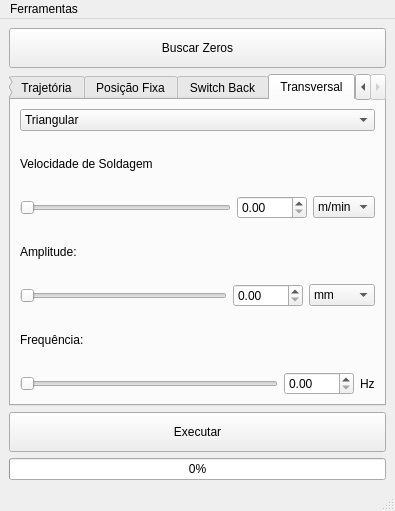
This is Source/ui/mainwindow.ui in rafaelppires/weldway as Qt 5 draws it before an edit. The edited form follows.
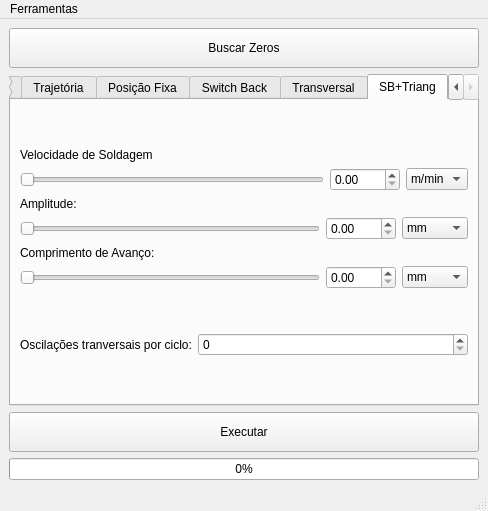
This is the edited form.

```diff
--- a/Source/ui/mainwindow.ui
+++ b/Source/ui/mainwindow.ui
@@ -6,7 +6,7 @@
    <rect>
     <x>0</x>
     <y>0</y>
-    <width>395</width>
+    <width>488</width>
     <height>511</height>
    </rect>
   </property>
@@ -33,7 +33,7 @@
       <item>
        <widget class="QTabWidget" name="tabWidget">
         <property name="currentIndex">
-         <number>4</number>
+         <number>5</number>
         </property>
         <widget class="QWidget" name="tab_5">
          <attribute name="title">
@@ -826,7 +826,7 @@
           <string>Transversal</string>
          </attribute>
          <layout class="QGridLayout" name="gridLayout_14">
-          <item row="1" column="0">
+          <item row="3" column="0">
            <layout class="QGridLayout" name="gridLayout_12">
             <item row="1" column="0">
              <widget class="QSlider" name="trWeldSpeedSlider">
@@ -881,7 +881,7 @@
             </item>
            </layout>
           </item>
-          <item row="2" column="0">
+          <item row="4" column="0">
            <layout class="QGridLayout" name="gridLayout_6">
             <item row="1" column="0">
              <widget class="QSlider" name="trAmplitudeSlider">
@@ -947,7 +947,7 @@
             </item>
            </layout>
           </item>
-          <item row="3" column="0">
+          <item row="5" column="0">
            <layout class="QGridLayout" name="gridLayout_13">
             <item row="1" column="2">
              <widget class="QLabel" name="label_15">
@@ -985,7 +985,7 @@
             </item>
            </layout>
           </item>
-          <item row="0" column="0">
+          <item row="1" column="0">
            <layout class="QHBoxLayout" name="horizontalLayout_4">
             <item>
              <widget class="QComboBox" name="transvTrajectoryComboBox">
@@ -1008,6 +1008,292 @@
             </item>
            </layout>
           </item>
+          <item row="0" column="0">
+           <spacer name="verticalSpacer_7">
+            <property name="orientation">
+             <enum>Qt::Vertical</enum>
+            </property>
+            <property name="sizeHint" stdset="0">
+             <size>
+              <width>20</width>
+              <height>40</height>
+             </size>
+            </property>
+           </spacer>
+          </item>
+          <item row="6" column="0">
+           <spacer name="verticalSpacer_8">
+            <property name="orientation">
+             <enum>Qt::Vertical</enum>
+            </property>
+            <property name="sizeHint" stdset="0">
+             <size>
+              <width>20</width>
+              <height>40</height>
+             </size>
+            </property>
+           </spacer>
+          </item>
+          <item row="2" column="0">
+           <spacer name="verticalSpacer_9">
+            <property name="orientation">
+             <enum>Qt::Vertical</enum>
+            </property>
+            <property name="sizeHint" stdset="0">
+             <size>
+              <width>20</width>
+              <height>40</height>
+             </size>
+            </property>
+           </spacer>
+          </item>
+         </layout>
+        </widget>
+        <widget class="QWidget" name="tab_6">
+         <attribute name="title">
+          <string>SB+Triang</string>
+         </attribute>
+         <layout class="QGridLayout" name="gridLayout_18">
+          <item row="4" column="0">
+           <spacer name="verticalSpacer_3">
+            <property name="orientation">
+             <enum>Qt::Vertical</enum>
+            </property>
+            <property name="sizeHint" stdset="0">
+             <size>
+              <width>20</width>
+              <height>40</height>
+             </size>
+            </property>
+           </spacer>
+          </item>
+          <item row="6" column="0">
+           <spacer name="verticalSpacer_4">
+            <property name="orientation">
+             <enum>Qt::Vertical</enum>
+            </property>
+            <property name="sizeHint" stdset="0">
+             <size>
+              <width>20</width>
+              <height>40</height>
+             </size>
+            </property>
+           </spacer>
+          </item>
+          <item row="1" column="0">
+           <layout class="QGridLayout" name="gridLayout_16">
+            <item row="1" column="0">
+             <widget class="QSlider" name="sbtWeldSpeedSlider">
+              <property name="maximum">
+               <number>300</number>
+              </property>
+              <property name="orientation">
+               <enum>Qt::Horizontal</enum>
+              </property>
+             </widget>
+            </item>
+            <item row="1" column="2">
+             <widget class="QComboBox" name="sbtWeldSpeedUnitComboBox">
+              <item>
+               <property name="text">
+                <string>m/min</string>
+               </property>
+              </item>
+              <item>
+               <property name="text">
+                <string>mm/s</string>
+               </property>
+              </item>
+              <item>
+               <property name="text">
+                <string>rpm</string>
+               </property>
+              </item>
+              <item>
+               <property name="text">
+                <string>rps</string>
+               </property>
+              </item>
+             </widget>
+            </item>
+            <item row="0" column="0">
+             <widget class="QLabel" name="label_23">
+              <property name="text">
+               <string>Velocidade de Soldagem</string>
+              </property>
+             </widget>
+            </item>
+            <item row="1" column="1">
+             <widget class="QDoubleSpinBox" name="sbtWeldSpeedSpinBox">
+              <property name="minimumSize">
+               <size>
+                <width>70</width>
+                <height>0</height>
+               </size>
+              </property>
+             </widget>
+            </item>
+           </layout>
+          </item>
+          <item row="5" column="0">
+           <layout class="QFormLayout" name="formLayout_2">
+            <item row="0" column="0">
+             <widget class="QLabel" name="label_21">
+              <property name="text">
+               <string>Oscilações tranversais por ciclo:</string>
+              </property>
+             </widget>
+            </item>
+            <item row="0" column="1">
+             <widget class="QSpinBox" name="sbtOscCountSpinBox"/>
+            </item>
+           </layout>
+          </item>
+          <item row="2" column="0">
+           <layout class="QGridLayout" name="gridLayout_15">
+            <item row="1" column="2">
+             <widget class="QComboBox" name="sbtAmplitudeUnitComboBox">
+              <property name="sizeIncrement">
+               <size>
+                <width>0</width>
+                <height>0</height>
+               </size>
+              </property>
+              <item>
+               <property name="text">
+                <string>mm</string>
+               </property>
+              </item>
+              <item>
+               <property name="text">
+                <string>cm</string>
+               </property>
+              </item>
+              <item>
+               <property name="text">
+                <string>m</string>
+               </property>
+              </item>
+              <item>
+               <property name="text">
+                <string>pulsos</string>
+               </property>
+              </item>
+              <item>
+               <property name="text">
+                <string>&quot;</string>
+               </property>
+              </item>
+             </widget>
+            </item>
+            <item row="1" column="0">
+             <widget class="QSlider" name="sbtAmplitudeSlider">
+              <property name="maximum">
+               <number>300</number>
+              </property>
+              <property name="orientation">
+               <enum>Qt::Horizontal</enum>
+              </property>
+             </widget>
+            </item>
+            <item row="1" column="1">
+             <widget class="QDoubleSpinBox" name="sbtAmplitudeSpinBox">
+              <property name="minimumSize">
+               <size>
+                <width>70</width>
+                <height>0</height>
+               </size>
+              </property>
+             </widget>
+            </item>
+            <item row="0" column="0">
+             <widget class="QLabel" name="label_22">
+              <property name="text">
+               <string>Amplitude:</string>
+              </property>
+             </widget>
+            </item>
+           </layout>
+          </item>
+          <item row="3" column="0">
+           <layout class="QGridLayout" name="gridLayout_17">
+            <item row="1" column="2">
+             <widget class="QComboBox" name="sbtForwardLenUnitComboBox">
+              <property name="sizeIncrement">
+               <size>
+                <width>0</width>
+                <height>0</height>
+               </size>
+              </property>
+              <item>
+               <property name="text">
+                <string>mm</string>
+               </property>
+              </item>
+              <item>
+               <property name="text">
+                <string>cm</string>
+               </property>
+              </item>
+              <item>
+               <property name="text">
+                <string>m</string>
+               </property>
+              </item>
+              <item>
+               <property name="text">
+                <string>pulsos</string>
+               </property>
+              </item>
+              <item>
+               <property name="text">
+                <string>&quot;</string>
+               </property>
+              </item>
+             </widget>
+            </item>
+            <item row="1" column="0">
+             <widget class="QSlider" name="sbtForwardLenSlider">
+              <property name="maximum">
+               <number>300</number>
+              </property>
+              <property name="orientation">
+               <enum>Qt::Horizontal</enum>
+              </property>
+             </widget>
+            </item>
+            <item row="1" column="1">
+             <widget class="QDoubleSpinBox" name="sbtForwardLenSpinBox">
+              <property name="minimumSize">
+               <size>
+                <width>70</width>
+                <height>0</height>
+               </size>
+              </property>
+             </widget>
+            </item>
+            <item row="0" column="0">
+             <widget class="QLabel" name="label_24">
+              <property name="text">
+               <string>Comprimento de Avanço:</string>
+              </property>
+             </widget>
+            </item>
+           </layout>
+          </item>
+          <item row="0" column="0">
+           <spacer name="verticalSpacer_5">
+            <property name="orientation">
+             <enum>Qt::Vertical</enum>
+            </property>
+            <property name="sizeHint" stdset="0">
+             <size>
+              <width>20</width>
+              <height>40</height>
+             </size>
+            </property>
+           </spacer>
+          </item>
          </layout>
         </widget>
        </widget>
@@ -1041,7 +1327,7 @@
     <rect>
      <x>0</x>
      <y>0</y>
-     <width>395</width>
+     <width>488</width>
      <height>21</height>
     </rect>
    </property>
```
Left out of the diff: 13 changed lines with no effect on the pictures.
